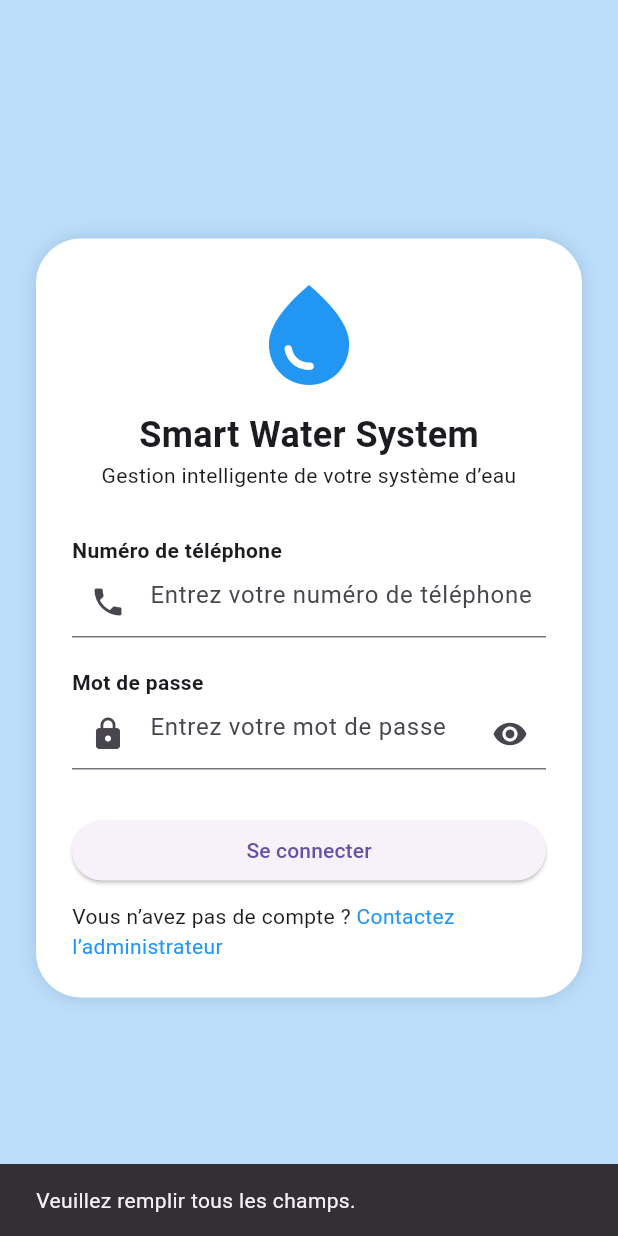
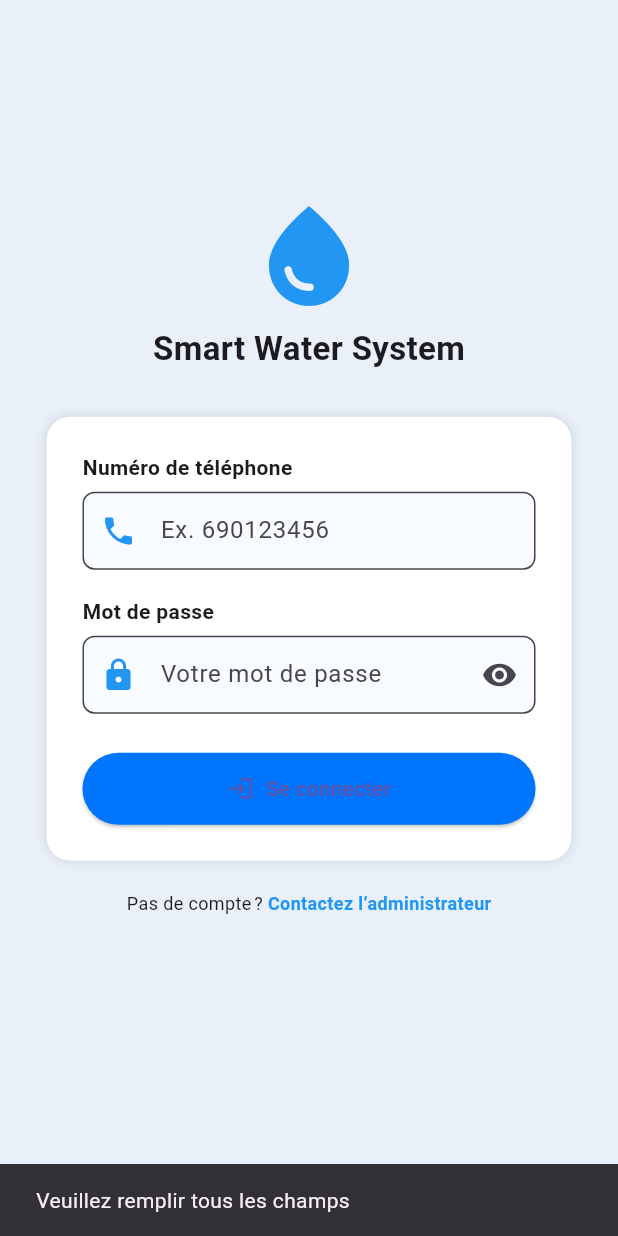
Before and after one commit to 22mk294/GestioCiterneMobile, a Flutter app: the screen it shows after launch, after a tap on "Se connecter", on a phone screen of 412 x 824 dp. Run offline on Flutter 3.47's test engine with Material 3 defaults, Android fonts, the phone set to English and light mode, and no system bars; our stand-ins replace connectivity_plus, fl_chart, printing, share_plus, shared_preferences; network calls fail.

Commit message:
version final du projet version 1.0.3

```diff
--- a/lib/vues/ecrans/ecran_alertes.dart
+++ b/lib/vues/ecrans/ecran_alertes.dart
@@ -43,7 +43,7 @@ class _EcranAlertesState extends State<EcranAlertes> {
         }
 
         return Scaffold(
-          appBar: const BarreSuperieure(titre: 'Gestion des Alertes'),
+          appBar: const BarreSuperieure(titre: 'Alertes'),
           backgroundColor: const Color(0xFFE9F0FA),
           body: Consumer<ControleurAlertes>(
             builder: (context, ctl, _) {
--- a/lib/vues/ecrans/ecran_connexion.dart
+++ b/lib/vues/ecrans/ecran_connexion.dart
@@ -1,132 +1,183 @@
+// =============================
+// vues/ecrans/ecran_connexion.dart
+// =============================
+
 import 'package:flutter/material.dart';
 import '../../controleurs/controleur_auth.dart';
 import '../../modeles/utilisateur.dart';
 import 'ecran_accueil.dart';
 
 class EcranConnexion extends StatefulWidget {
+  const EcranConnexion({super.key});
+
   @override
-  _EcranConnexionState createState() => _EcranConnexionState();
+  State<EcranConnexion> createState() => _EcranConnexionState();
 }
 
 class _EcranConnexionState extends State<EcranConnexion> {
-  final _telephoneController = TextEditingController();
-  final _motDePasseController = TextEditingController();
-  final _controleur = ControleurAuth();
+  final _phoneCtrl = TextEditingController();
+  final _pwdCtrl = TextEditingController();
+  final _auth = ControleurAuth();
   bool _isLoading = false;
+  bool _obscure = true;
 
-  void _connecter() async {
-    final phone = _telephoneController.text.trim();
-    final password = _motDePasseController.text.trim();
+  Future<void> _connecter() async {
+    final phone = _phoneCtrl.text.trim();
+    final pwd = _pwdCtrl.text.trim();
 
-    if (phone.isEmpty || password.isEmpty) {
+    if (phone.isEmpty || pwd.isEmpty) {
       ScaffoldMessenger.of(context).showSnackBar(
-        SnackBar(content: Text("Veuillez remplir tous les champs.")),
+        const SnackBar(content: Text('Veuillez remplir tous les champs')),
       );
       return;
     }
 
     setState(() => _isLoading = true);
-
-    final Utilisateur? utilisateur = await _controleur.tenterConnexion(
-      phone: phone,
-      password: password,
-    );
-
+    final Utilisateur? user =
+    await _auth.tenterConnexion(phone: phone, password: pwd);
     setState(() => _isLoading = false);
 
-    if (utilisateur != null) {
+    if (user != null && mounted) {
       Navigator.pushReplacement(
         context,
-        MaterialPageRoute(builder: (_) => EcranAccueil()),
+        MaterialPageRoute(builder: (_) => const EcranAccueil()),
       );
     } else {
       ScaffoldMessenger.of(context).showSnackBar(
-        SnackBar(content: Text("Échec de la connexion.")),
+        const SnackBar(content: Text('Échec de la connexion')),
       );
     }
   }
 
   @override
   Widget build(BuildContext context) {
+    final h = MediaQuery.of(context).size.height;
+
     return Scaffold(
-      backgroundColor: Colors.blue[100],
+      backgroundColor: const Color(0xFFE9F0FA),
       body: Center(
         child: SingleChildScrollView(
-          child: Container(
-            margin: EdgeInsets.all(24),
-            padding: EdgeInsets.all(24),
+          child: Column(
+            children: [
+              // ------- Logo & titre -------
+              const Icon(Icons.water_drop, size: 80, color: Colors.blue),
+              const SizedBox(height: 6),
+              const Text('Smart Water System',
+                  style: TextStyle(fontSize: 22, fontWeight: FontWeight.bold)),
+              const SizedBox(height: 30),
+
+              // ------- Carte de connexion -------
+              Container(
+                width: 350,
+                padding: const EdgeInsets.all(24),
                 decoration: BoxDecoration(
                   color: Colors.white,
-              borderRadius: BorderRadius.circular(30),
-              boxShadow: [BoxShadow(color: Colors.black12, blurRadius: 10)],
+                  borderRadius: BorderRadius.circular(16),
+                  boxShadow: const [
+                    BoxShadow(color: Colors.black12, blurRadius: 6)
+                  ],
                 ),
                 child: Column(
+                  crossAxisAlignment: CrossAxisAlignment.start,
                   children: [
-                Icon(Icons.water_drop, size: 80, color: Colors.blue),
-                SizedBox(height: 10),
-                Text('Smart Water System',
-                    style: TextStyle(fontSize: 24, fontWeight: FontWeight.bold)),
-                Text('Gestion intelligente de votre système d’eau',
-                    textAlign: TextAlign.center),
-                SizedBox(height: 30),
-
-                Align(
-                  alignment: Alignment.centerLeft,
-                  child: Text('Numéro de téléphone',
-                      style: TextStyle(fontWeight: FontWeight.bold)),
+                    _label('Numéro de téléphone'),
+                    const SizedBox(height: 6),
+                    _inputField(
+                      controller: _phoneCtrl,
+                      hint: 'Ex. 690123456',
+                      icon: Icons.phone,
+                      type: TextInputType.phone,
                     ),
-                TextField(
-                  controller: _telephoneController,
-                  keyboardType: TextInputType.phone,
-                  decoration: InputDecoration(
-                    prefixIcon: Icon(Icons.phone),
-                    hintText: 'Entrez votre numéro de téléphone',
+                    const SizedBox(height: 18),
+                    _label('Mot de passe'),
+                    const SizedBox(height: 6),
+                    _inputField(
+                      controller: _pwdCtrl,
+                      hint: 'Votre mot de passe',
+                      icon: Icons.lock,
+                      obscure: _obscure,
+                      suffix: IconButton(
+                        icon: Icon(
+                            _obscure ? Icons.visibility : Icons.visibility_off),
+                        onPressed: () =>
+                            setState(() => _obscure = !_obscure),
                       ),
                     ),
-                SizedBox(height: 20),
-
-                Align(
-                  alignment: Alignment.centerLeft,
-                  child: Text('Mot de passe',
-                      style: TextStyle(fontWeight: FontWeight.bold)),
-                ),
-                TextField(
-                  controller: _motDePasseController,
-                  obscureText: true,
-                  decoration: InputDecoration(
-                    prefixIcon: Icon(Icons.lock),
-                    hintText: 'Entrez votre mot de passe',
-                    suffixIcon: Icon(Icons.visibility),
-                  ),
-                ),
-                SizedBox(height: 30),
-
+                    const SizedBox(height: 26),
                     SizedBox(
                       width: double.infinity,
-                  child: ElevatedButton(
+                      child: ElevatedButton.icon(
+                        icon: const Icon(Icons.login),
+                        label: _isLoading
+                            ? const SizedBox(
+                          width: 18,
+                          height: 18,
+                          child: CircularProgressIndicator(
+                              strokeWidth: 2, color: Colors.white),
+                        )
+                            : const Text('Se connecter'),
                         onPressed: _isLoading ? null : _connecter,
-                    child: _isLoading
-                        ? CircularProgressIndicator(color: Colors.white)
-                        : Text("Se connecter"),
+                        style: ElevatedButton.styleFrom(
+                          padding: const EdgeInsets.symmetric(vertical: 14),
+                          backgroundColor: const Color(0xFF0076FF),
                         ),
-                ),
-                SizedBox(height: 10),
-                Text.rich(
-                  TextSpan(
-                    text: "Vous n’avez pas de compte ? ",
-                    children: [
-                      TextSpan(
-                        text: "Contactez l’administrateur",
-                        style: TextStyle(color: Colors.blue),
-                      )
-                    ],
                       ),
                     ),
                   ],
                 ),
               ),
+
+              const SizedBox(height: 20),
+              Text.rich(
+                TextSpan(
+                  text: 'Pas de compte ? ',
+                  children: [
+                    TextSpan(
+                      text: 'Contactez l’administrateur',
+                      style: const TextStyle(
+                          color: Colors.blue, fontWeight: FontWeight.w600),
+                    ),
+                  ],
+                ),
+                style: const TextStyle(fontSize: 12),
+              ),
+
+              // Pour combler si l’écran est grand
+              SizedBox(height: h < 600 ? 40 : h * .1),
+            ],
+          ),
         ),
       ),
     );
   }
+
+  /* ---------- Widgets helpers ---------- */
+  Widget _label(String txt) =>
+      Text(txt, style: const TextStyle(fontWeight: FontWeight.bold));
+
+  Widget _inputField({
+    required TextEditingController controller,
+    required String hint,
+    required IconData icon,
+    bool obscure = false,
+    Widget? suffix,
+    TextInputType type = TextInputType.text,
+  }) =>
+      TextField(
+        controller: controller,
+        obscureText: obscure,
+        keyboardType: type,
+        decoration: InputDecoration(
+          hintText: hint,
+          filled: true,
+          fillColor: const Color(0xFFF8FBFF),
+          prefixIcon: Icon(icon, color: Colors.blue),
+          suffixIcon: suffix,
+          contentPadding:
+          const EdgeInsets.symmetric(horizontal: 12, vertical: 14),
+          border: OutlineInputBorder(
+            borderRadius: BorderRadius.circular(8),
+          ),
+        ),
+      );
 }
--- a/lib/vues/ecrans/ecran_parametres.dart
+++ b/lib/vues/ecrans/ecran_parametres.dart
@@ -110,7 +110,7 @@ class _EcranParametresState extends State<EcranParametres> {
                             try {
                               await ctl.mettreAJour(p);
                               ScaffoldMessenger.of(context).showSnackBar(
-                                const SnackBar(content: Text('Paramètres mis à jour ✅',
+                                const SnackBar(content: Text('Paramètres mis à jour',
                                   style: TextStyle(color: Colors.green, fontSize: 16, fontWeight: FontWeight.bold),
                                 )),
                               );
```
Lines whose indentation alone changed are shown as unchanged.
